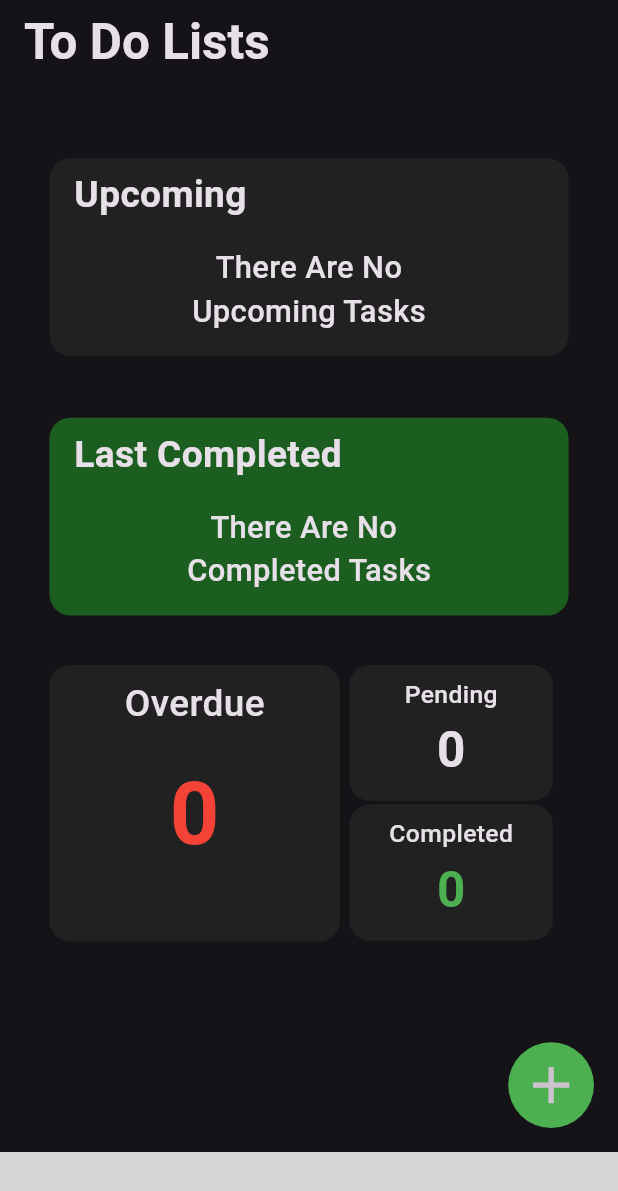
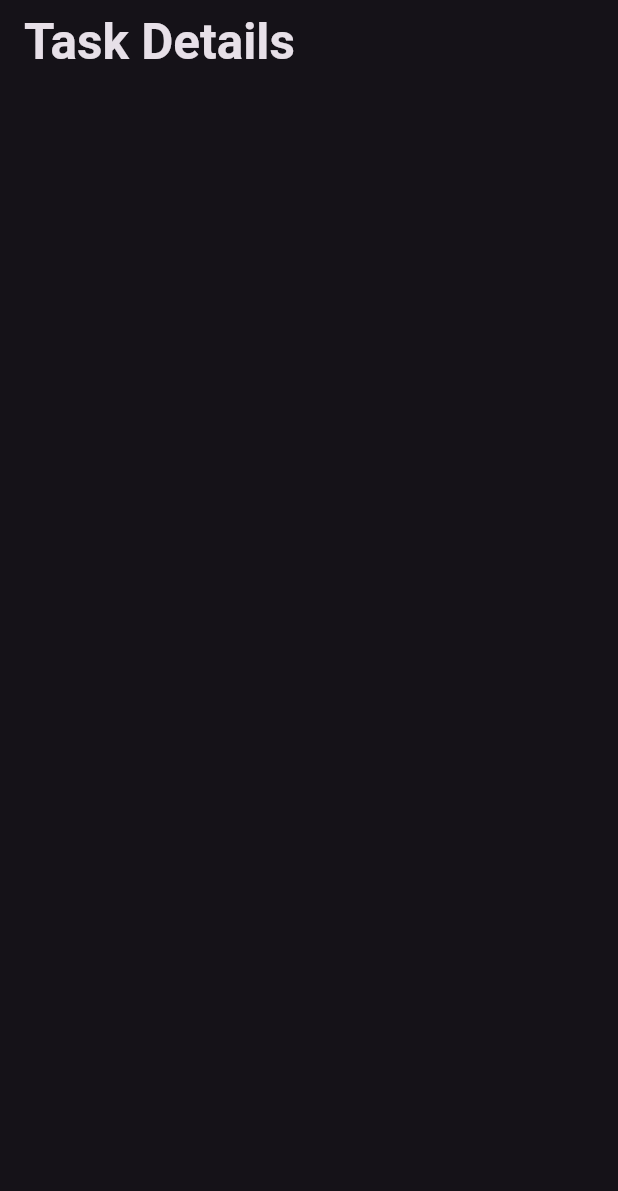
Before and after one commit to eternity2745/to_do_list, a Flutter app: the screen it shows after launch, on a phone screen of 412 x 824 dp. Shown: the top 1191 px of the screen. Run offline on Flutter 3.47's test engine with Material 3 defaults, Android fonts, the phone set to English and light mode, and no system bars; our stand-ins replace sqflite; missing offline and left inert: cool_dropdown, molten_navigationbar_flutter; accounts and stored records are empty; grey boxes are pictures that could not be loaded.

Commit message:
made small changes and added taskDetailsScreen

```diff
--- a/lib/Screens/completedTasks.dart
+++ b/lib/Screens/completedTasks.dart
@@ -78,6 +78,7 @@ class _CompletedTasksState extends State<CompletedTasks> with AutomaticKeepAlive
             ),
         ),
       ),
+        extendBody: true,
         body: SingleChildScrollView(
         child: Container(
           padding: EdgeInsets.symmetric(vertical: height*0.03, horizontal: width*0.08),
--- a/lib/Screens/landingPage.dart
+++ b/lib/Screens/landingPage.dart
@@ -49,10 +49,6 @@ LandingPage> with AutomaticKeepAliveClientMixin{
   String? comCompletedDate = '';
   String? comCompletedTime = '';
   String? comCompletedperiodOfHour = '';
-
-  late double height;
-  late double width;
-
 
   String hourOfDay = "AM";
   TimeOfDay? time;
@@ -158,8 +154,6 @@ LandingPage> with AutomaticKeepAliveClientMixin{
   void initState() {
     log("OKKK");
     updateOverDueTasks();
-    height = MediaQuery.of(context).size.height;
-    width = MediaQuery.of(context).size.width;
     super.initState();
   }
 
@@ -168,6 +162,8 @@ LandingPage> with AutomaticKeepAliveClientMixin{
     if (wantKeepAlive) {
      super.build(context);
    }
+    double height = MediaQuery.of(context).size.height;
+    double width = MediaQuery.of(context).size.width;
     return Scaffold(
       appBar: AppBar(
         forceMaterialTransparency: true,
--- /dev/null
+++ b/lib/Screens/taskDetails.dart
@@ -0,0 +1,29 @@
+import 'package:flutter/material.dart';
+
+class TaskDetails extends StatefulWidget {
+  const TaskDetails({super.key});
+
+  @override
+  State<TaskDetails> createState() => _TaskDetailsState();
+}
+
+class _TaskDetailsState extends State<TaskDetails> {
+  @override
+  Widget build(BuildContext context) {
+    double height = MediaQuery.of(context).size.height;
+    double width = MediaQuery.of(context).size.width;
+    return Scaffold(
+      appBar: AppBar(
+        forceMaterialTransparency: true,
+        title: Text(
+        "Task Details",
+        style: TextStyle(
+            fontSize: height/25,
+            fontWeight: FontWeight.bold
+          ),
+      ),
+      ),
+
+    );
+  }
+}
--- a/lib/Screens/upcomingTasks.dart
+++ b/lib/Screens/upcomingTasks.dart
@@ -148,6 +148,7 @@ class _UpcomingTasksState extends State<UpcomingTasks> with AutomaticKeepAliveCl
           ),
       ),
       ),
+      extendBody: true,
       body: SingleChildScrollView(
         child: Container(
           padding: EdgeInsets.symmetric(vertical: height*0.03, horizontal: width*0.08),
--- a/lib/main.dart
+++ b/lib/main.dart
@@ -3,6 +3,7 @@ import 'package:flutter/services.dart';
 import 'package:provider/provider.dart';
 import 'package:to_do_list/Providers/navProvider.dart';
 import 'package:to_do_list/Screens/home.dart';
+import 'package:to_do_list/Screens/taskDetails.dart';
 
 void main() {
   WidgetsFlutterBinding.ensureInitialized();
@@ -28,7 +29,7 @@ class MyApp extends StatelessWidget {
           colorScheme: ColorScheme.fromSeed(seedColor: Colors.deepPurple, brightness: Brightness.dark),
           useMaterial3: true,
         ),
-        home: const HomeScreen(),
+        home: const TaskDetails(),
       ),
     );
   }
```
